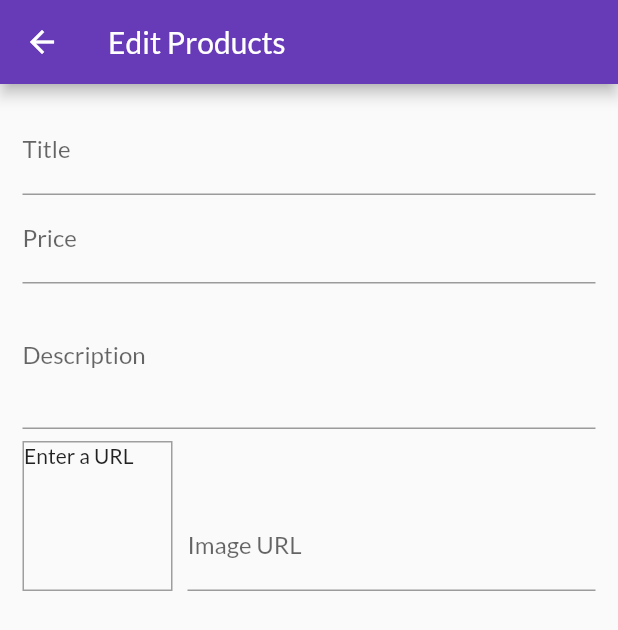
After one commit to AbylaikhanZ/shop_app, a Flutter app: the EditProductScreen screen opened by its route, on a phone screen of 412 x 824 dp. The commit adds this screen. Shown: the top 630 px of the screen. Run offline on Flutter 3.47's test engine with Material 2 defaults, Android fonts, the phone set to English and light mode, and no system bars; network calls fail.

Commit message:
added the edit products page that contains user inputs

```diff
--- a/lib/main.dart
+++ b/lib/main.dart
@@ -1,8 +1,9 @@
 import 'package:flutter/material.dart';
 import 'package:provider/provider.dart';
-import 'package:shop_app/providers/orders.dart';
-import 'package:shop_app/screens/orders_screen.dart';
-import 'package:shop_app/screens/user_products_screen.dart';
+import '../providers/orders.dart';
+import '../screens/edit_product_screen.dart';
+import '../screens/orders_screen.dart';
+import '../screens/user_products_screen.dart';
 
 import './providers/cart.dart';
 import './screens/cart_screen.dart';
@@ -54,6 +55,7 @@ class MyApp extends StatelessWidget {
           CartScreen.routeName: (ctx) => CartScreen(),
           OrdersScreen.routeName: (ctx) => OrdersScreen(),
           UserProductsScreen.routeName: (ctx) => UserProductsScreen(),
+          EditProductScreen.routeName: (context) => EditProductScreen(),
         },
       ),
     );
--- /dev/null
+++ b/lib/screens/edit_product_screen.dart
@@ -0,0 +1,119 @@
+import 'package:flutter/material.dart';
+import 'package:flutter/services.dart';
+import 'package:flutter/src/foundation/key.dart';
+import 'package:flutter/src/widgets/framework.dart';
+
+class EditProductScreen extends StatefulWidget {
+  static const routeName = "/edit-products";
+  @override
+  State<EditProductScreen> createState() => _EditProductScreenState();
+}
+
+class _EditProductScreenState extends State<EditProductScreen> {
+  final _priceFocusNode = FocusNode();
+  final _descriptionFocusNode = FocusNode();
+  final _imageUrlFocusNode = FocusNode();
+  final _imageUrlController = TextEditingController();
+
+  @override
+  void initState() {
+    // TODO: implement initState
+    _imageUrlFocusNode.addListener(_updateImage);
+    super.initState();
+  }
+
+  @override
+  void dispose() {
+    // TODO: implement dispose
+    _imageUrlFocusNode.removeListener(_updateImage);
+    _priceFocusNode.dispose();
+    _descriptionFocusNode.dispose();
+    _imageUrlFocusNode.dispose();
+    super.dispose();
+  }
+  //it is necessary to dispose all the focus nodes when stop working with the inputs
+
+  void _updateImage() {
+    if (!_imageUrlFocusNode.hasFocus) {
+      setState(() {});
+    }
+  }
+  //this function updates the image when we do not press submit on the image url
+  //text form, but just tap out of it
+
+  @override
+  Widget build(BuildContext context) {
+    return Scaffold(
+      appBar: AppBar(
+        title: Text("Edit Products"),
+      ),
+      body: Padding(
+        padding: const EdgeInsets.all(15.0),
+        child: Form(
+            //form manages different types of input
+            child: ListView(
+          //ListView is ok when the input is not too long, and the
+          //scroll is not too long either. If the content requires
+          //a lot of vertical space, it is better to use a column
+          //wrapped in singlechildscrollview, because listview
+          //stops rendering objects that are not on the screen
+          children: [
+            TextFormField(
+              decoration: InputDecoration(labelText: "Title"),
+              textInputAction: TextInputAction.next,
+              onFieldSubmitted: (_) {
+                FocusScope.of(context).requestFocus(_priceFocusNode);
+              },
+            ),
+            TextFormField(
+              decoration: InputDecoration(labelText: "Price"),
+              textInputAction: TextInputAction.next,
+              keyboardType: TextInputType.number,
+              focusNode: _priceFocusNode,
+              onFieldSubmitted: (_) {
+                FocusScope.of(context).requestFocus(_descriptionFocusNode);
+              },
+            ),
+            TextFormField(
+              decoration: InputDecoration(labelText: "Description"),
+              maxLines: 3,
+              keyboardType: TextInputType.multiline,
+              focusNode: _descriptionFocusNode,
+            ),
+            Row(
+              crossAxisAlignment: CrossAxisAlignment.end,
+              children: [
+                Container(
+                  width: 100,
+                  height: 100,
+                  margin: EdgeInsets.only(top: 8, right: 10),
+                  child: _imageUrlController.text.isEmpty
+                      ? Text("Enter a URL")
+                      : FittedBox(
+                          child: Image.network(_imageUrlController.text),
+                          fit: BoxFit.contain,
+                        ),
+                  decoration: BoxDecoration(
+                      border: Border.all(
+                    width: 1,
+                    color: Colors.grey,
+                  )),
+                ),
+                Expanded(
+                  child: TextFormField(
+                    decoration: InputDecoration(labelText: "Image URL"),
+                    keyboardType: TextInputType.url,
+                    textInputAction: TextInputAction.done,
+                    controller: _imageUrlController,
+                    onEditingComplete: () => setState(() {}),
+                    focusNode: _imageUrlFocusNode,
+                  ),
+                ),
+              ],
+            )
+          ],
+        )),
+      ),
+    );
+  }
+}
--- a/lib/screens/user_products_screen.dart
+++ b/lib/screens/user_products_screen.dart
@@ -1,5 +1,6 @@
 import 'package:flutter/material.dart';
 import 'package:provider/provider.dart';
+import 'package:shop_app/screens/edit_product_screen.dart';
 import 'package:shop_app/widgets/app_drawer.dart';
 import 'package:shop_app/widgets/user_product_item.dart';
 import '../providers/products_prov.dart';
@@ -14,7 +15,9 @@ class UserProductsScreen extends StatelessWidget {
           title: const Text("Your products"),
           actions: [
             IconButton(
-              onPressed: () {},
+              onPressed: () {
+                Navigator.of(context).pushNamed(EditProductScreen.routeName);
+              },
               icon: const Icon(Icons.add),
             )
           ],
```
